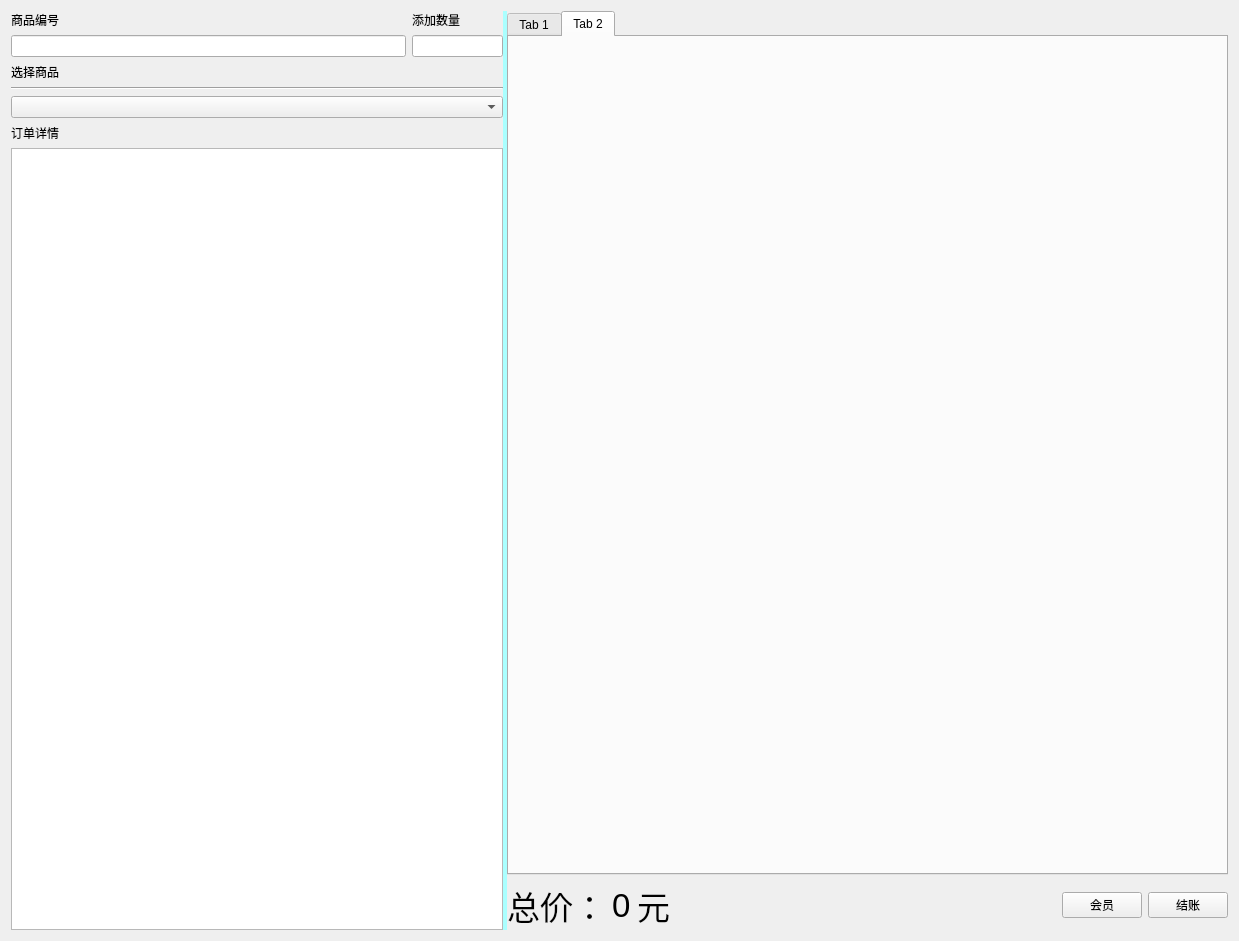
ylxcvvan/Supermarket-Commodity-Management-System, file view/manager/widgetcashiermanager.ui: the form before one commit.
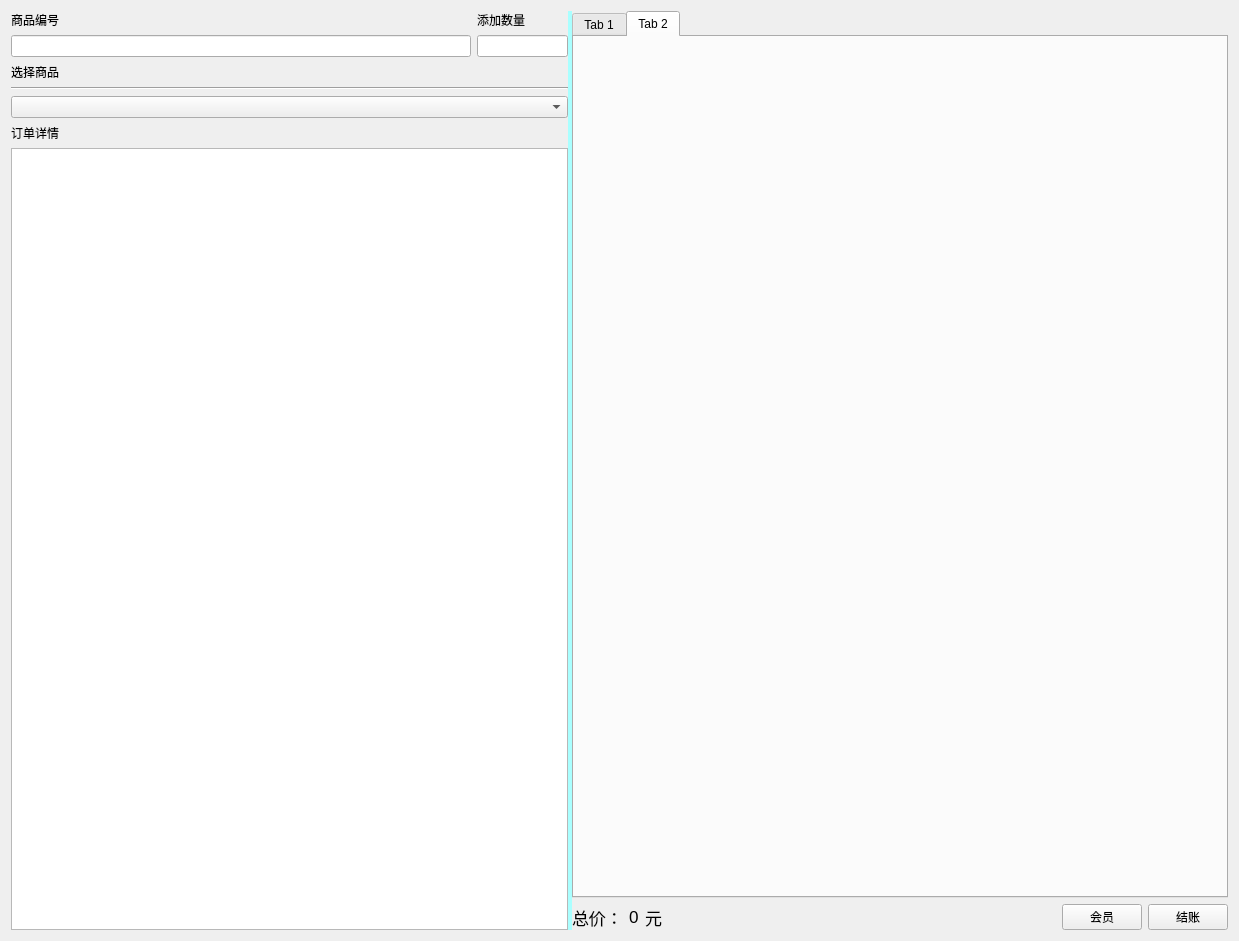
The form after the commit.

```diff
--- a/view/manager/widgetcashiermanager.ui
+++ b/view/manager/widgetcashiermanager.ui
@@ -149,7 +149,7 @@
            <property name="font">
             <font>
              <family>Microsoft PhagsPa</family>
-             <pointsize>25</pointsize>
+             <pointsize>13</pointsize>
             </font>
            </property>
            <property name="lineWidth">
@@ -167,7 +167,7 @@
           <widget class="QLabel" name="label_2">
            <property name="font">
             <font>
-             <pointsize>25</pointsize>
+             <pointsize>13</pointsize>
             </font>
            </property>
            <property name="text">
@@ -179,7 +179,7 @@
           <widget class="QLabel" name="label_7">
            <property name="font">
             <font>
-             <pointsize>25</pointsize>
+             <pointsize>13</pointsize>
             </font>
            </property>
            <property name="text">
```
Left out of the diff: 6 changed lines with no effect on the pictures.
